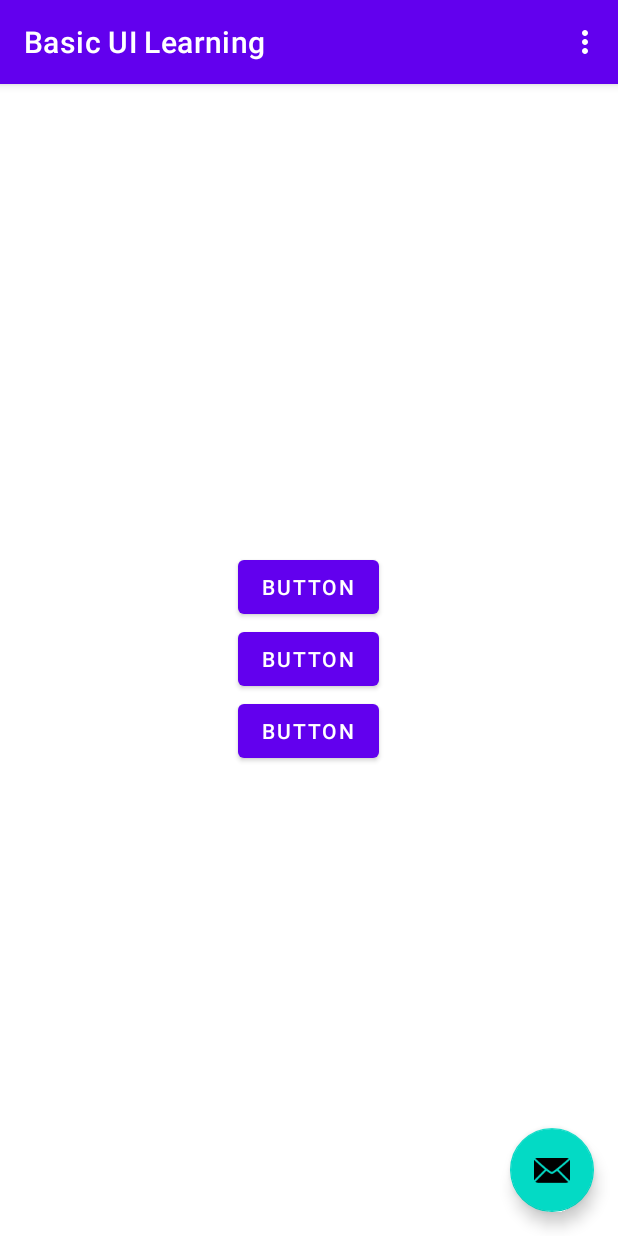
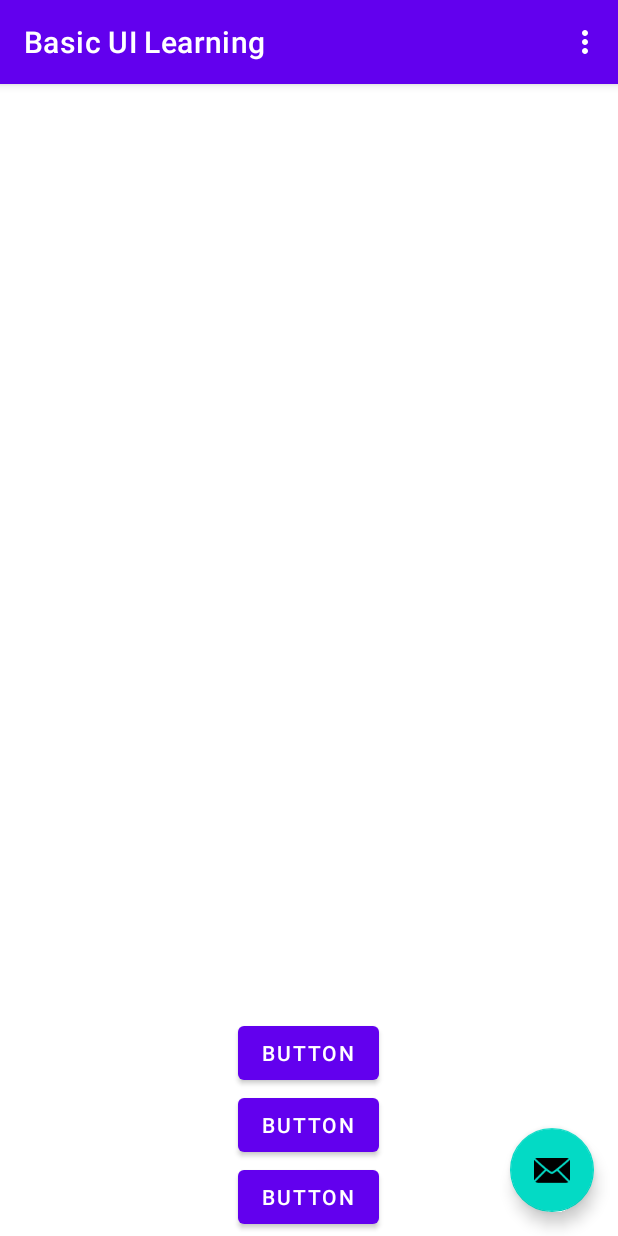
Before and after one commit to nasif-jaoadun/BasicUiLearning, an Android app: the screen it shows after launch (MainActivity), on a phone screen of 412 x 824 dp. Run offline under Robolectric (Android 15) with nearby library versions, the phone set to English and light mode, and no system bars; our stand-ins replace navigation-ui.

Commit message:
Position views with linear layout: using gravity in linear layout

```diff
--- a/app/src/main/res/layout/content_main.xml
+++ b/app/src/main/res/layout/content_main.xml
@@ -30,7 +30,7 @@
         android:layout_marginStart="1dp"
         android:layout_marginTop="1dp"
         android:orientation="vertical"
-        android:gravity="center"
+        android:gravity="center|bottom"
         app:layout_constraintBottom_toBottomOf="parent"
         app:layout_constraintEnd_toEndOf="parent"
         app:layout_constraintStart_toStartOf="parent"
```
